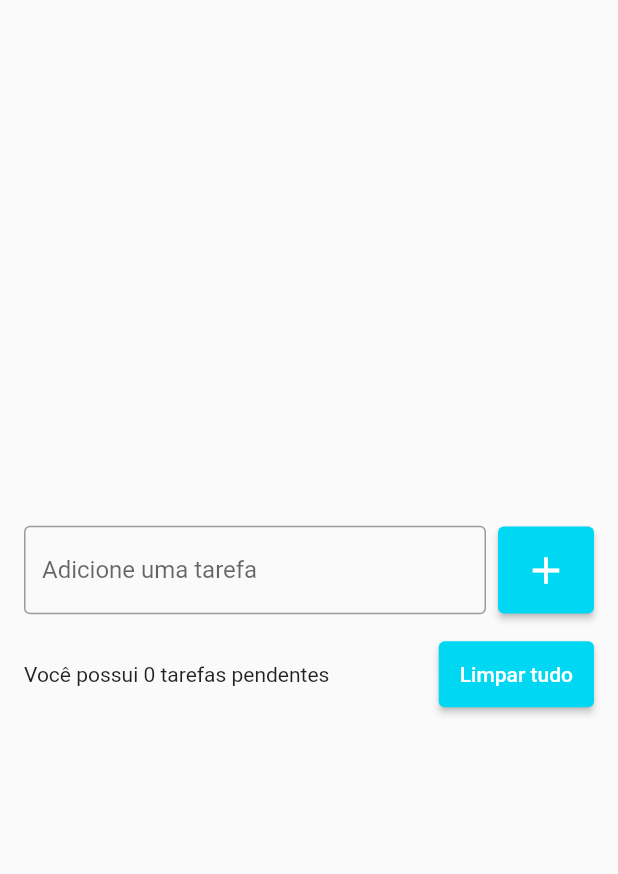
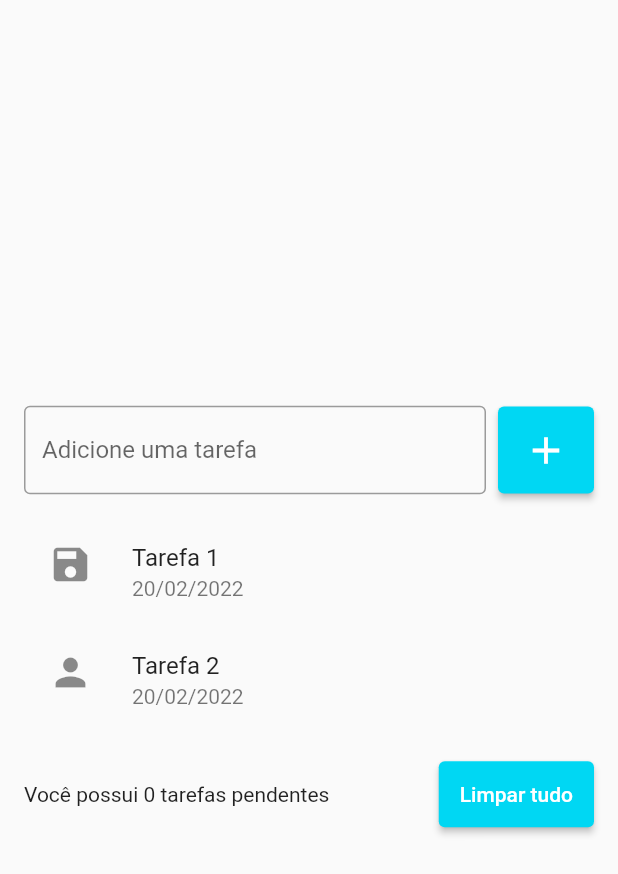
Before and after one commit to Tche-Marco/todo_list, a Flutter app: the screen it shows after launch, on a phone screen of 412 x 824 dp. Shown: the top 874 px of the screen. Run offline on Flutter 3.47's test engine with Material 2 defaults, Android fonts, the phone set to English and light mode, and no system bars.

Commit message:
Usando ListView e ListTile - aulas 94/95

```diff
--- a/lib/pages/todo_list_page.dart
+++ b/lib/pages/todo_list_page.dart
@@ -40,6 +40,25 @@ class TodoListPage extends StatelessWidget {
                 ],
               ),
               SizedBox(height: 16),
+              ListView(
+                shrinkWrap: true,
+                padding: EdgeInsets.zero,
+                children: [
+                  ListTile(
+                    title: Text('Tarefa 1'),
+                    subtitle: Text('20/02/2022'),
+                    leading: Icon(Icons.save, size: 30,),
+                    onTap: () {print('tarefa 1');},
+                  ),
+                  ListTile(
+                    title: Text('Tarefa 2'),
+                    subtitle: Text('20/02/2022'),
+                    leading: Icon(Icons.person, size: 30,),
+                    onTap: () {print('tarefa 2');},
+                  ),
+                ],
+              ),
+              SizedBox(height: 16),
               Row(
                 children: [
                   Expanded(
```
